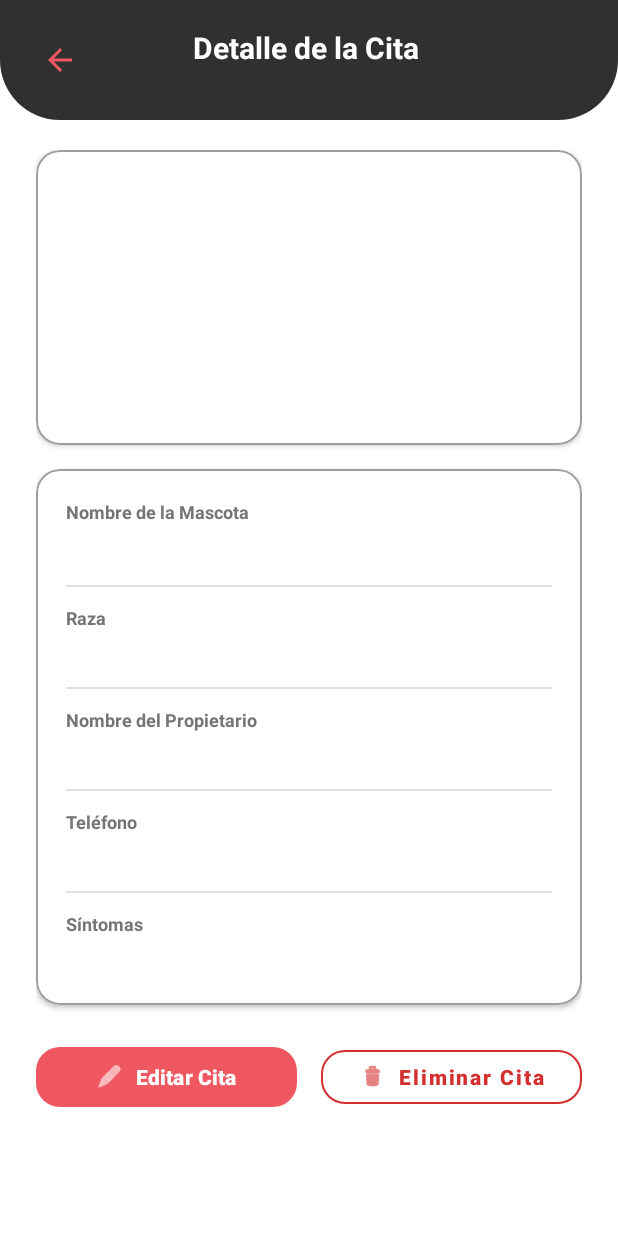
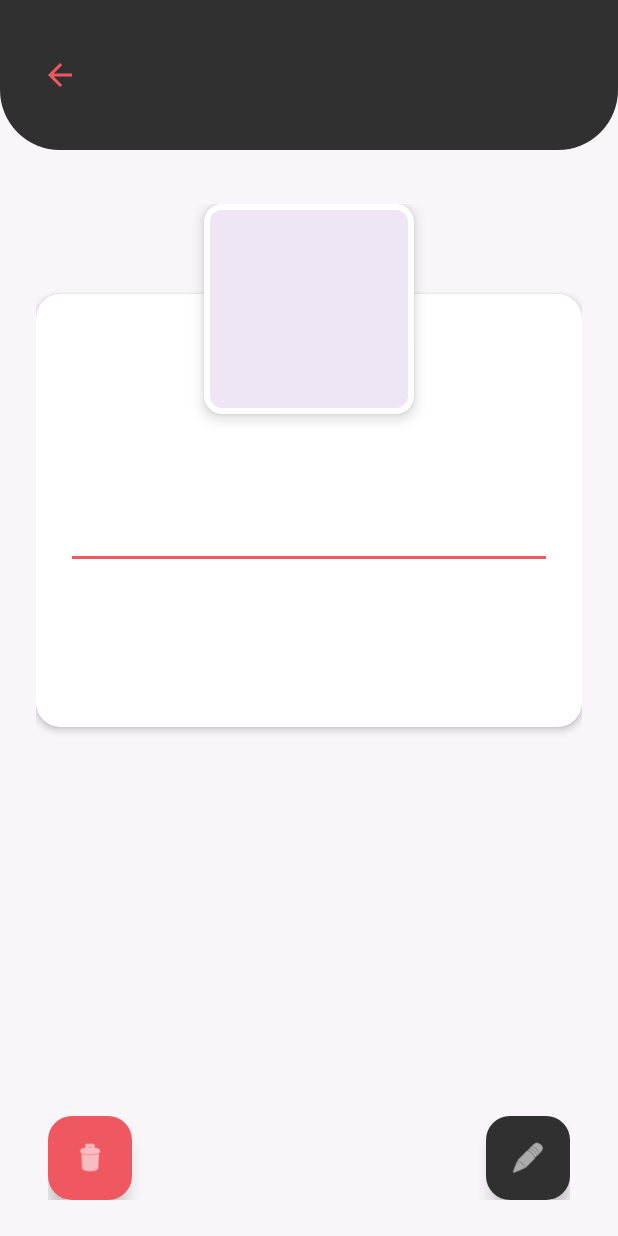
Before and after one commit to Sepul11/DogApp, an Android app: the fragment DetalleFragment placed in its activity, on a phone screen of 412 x 824 dp. Run offline under Robolectric (Android 15) with nearby library versions, the phone set to English and light mode, and no system bars; our stand-ins replace Room's generated code, data binding; pictures from the network do not load.

Commit message:
HU-4 ver detalle de la cita
Cambio vista xml (Relacionado al documento)

```diff
--- a/app/src/main/java/com/example/dogapp/ui/detalle/DetalleFragment.kt
+++ b/app/src/main/java/com/example/dogapp/ui/detalle/DetalleFragment.kt
@@ -112,12 +112,16 @@ class DetalleFragment : Fragment() {
     }
 
     private fun mostrarDetalleCita(cita: Cita) {
-        binding.tvTurnoDetalle.text = getString(R.string.label_turno, cita.id)
-        binding.tvNombreMascotaDetalle.text = cita.nombreMascota
+
+        // Colocar el nombre de la mascota en el Toolbar (ej. "Cory")
+        binding.tvTituloDetalle.text = cita.nombreMascota
+
+        binding.tvTurnoDetalle.text = getString(R.string.label_turno_simple, cita.id)
         binding.tvRazaDetalle.text = cita.raza
-        binding.tvNombrePropietarioDetalle.text = cita.nombrePropietario
-        binding.tvTelefonoDetalle.text = cita.telefono
         binding.tvSintomaDetalle.text = cita.sintoma
+        binding.tvNombrePropietarioDetalle.text = getString(R.string.label_propietario_fmt, cita.nombrePropietario)
+        binding.tvTelefonoDetalle.text = getString(R.string.label_telefono_fmt, cita.telefono)
+
 
         Glide.with(this)
             .load(cita.imagenUrl)
--- a/app/src/main/res/layout/fragment_detalle.xml
+++ b/app/src/main/res/layout/fragment_detalle.xml
@@ -1,22 +1,22 @@
 <?xml version="1.0" encoding="utf-8"?>
-<layout
-    xmlns:android="http://schemas.android.com/apk/res/android"
+<layout xmlns:android="http://schemas.android.com/apk/res/android"
     xmlns:app="http://schemas.android.com/apk/res-auto"
     xmlns:tools="http://schemas.android.com/tools">
 
-    <LinearLayout
+    <androidx.constraintlayout.widget.ConstraintLayout
         android:layout_width="match_parent"
         android:layout_height="match_parent"
-        android:orientation="vertical"
-        android:background="@color/white">
+        android:background="#F9F6FA">
 
-
-        <!-- Toolbar Superior con botón de regreso y título -->
+        <!-- Toolbar Superior con el Nombre de la Mascota -->
         <FrameLayout
             android:id="@+id/toolbarDetalle"
-            android:layout_width="match_parent"
-            android:layout_height="80dp"
-            android:background="@drawable/bg_toolbar_nueva_cita">
+            android:layout_width="0dp"
+            android:layout_height="100dp"
+            android:background="@drawable/bg_toolbar_nueva_cita"
+            app:layout_constraintTop_toTopOf="parent"
+            app:layout_constraintStart_toStartOf="parent"
+            app:layout_constraintEnd_toEndOf="parent">
 
             <ImageButton
                 android:id="@+id/btnVolver"
@@ -32,254 +32,206 @@
 
             <TextView
                 android:id="@+id/tvTituloDetalle"
-                android:layout_width="154dp"
-                android:layout_height="43dp"
+                android:layout_width="wrap_content"
+                android:layout_height="wrap_content"
                 android:layout_gravity="center"
-                android:layout_marginStart="72dp"
-                android:layout_marginEnd="72dp"
-                android:text="@string/titulo_detalle_cita"
                 android:textColor="@color/white"
-                android:textSize="20sp"
-                android:textStyle="bold" />
+                android:textSize="22sp"
+                android:textStyle="bold"
+                tools:text="Cory" />
+
         </FrameLayout>
 
-        <!-- Contenido desplazable -->
+        <!-- Contenido principal -->
         <ScrollView
-            android:layout_width="match_parent"
+            android:layout_width="0dp"
             android:layout_height="0dp"
-            android:layout_weight="1"
-            android:fillViewport="true">
+            android:fillViewport="true"
+            app:layout_constraintTop_toBottomOf="@id/toolbarDetalle"
+            app:layout_constraintBottom_toTopOf="@id/layoutBotones"
+            app:layout_constraintStart_toStartOf="parent"
+            app:layout_constraintEnd_toEndOf="parent">
 
-            <LinearLayout
+            <androidx.constraintlayout.widget.ConstraintLayout
                 android:layout_width="match_parent"
                 android:layout_height="wrap_content"
-                android:orientation="vertical"
                 android:paddingStart="24dp"
                 android:paddingEnd="24dp"
-                android:paddingTop="20dp"
+                android:paddingTop="36dp"
                 android:paddingBottom="24dp">
 
-                <!-- Imagen de la mascota y número de Turno -->
+                <!-- Tarjeta Blanca de Detalles -->
                 <com.google.android.material.card.MaterialCardView
-                    android:layout_width="match_parent"
+                    android:id="@+id/cardInfo"
+                    android:layout_width="0dp"
                     android:layout_height="wrap_content"
+                    android:layout_marginTop="60dp"
                     app:cardCornerRadius="16dp"
-                    app:cardElevation="2dp"
-                    app:strokeWidth="1dp"
-                    app:strokeColor="@color/field_outline_gray"
-                    app:cardBackgroundColor="@color/white">
+                    app:cardElevation="3dp"
+                    app:strokeWidth="0dp"
+                    app:cardBackgroundColor="@color/white"
+                    app:layout_constraintTop_toTopOf="parent"
+                    app:layout_constraintStart_toStartOf="parent"
+                    app:layout_constraintEnd_toEndOf="parent">
 
-                    <LinearLayout
+                    <androidx.constraintlayout.widget.ConstraintLayout
                         android:layout_width="match_parent"
                         android:layout_height="wrap_content"
-                        android:orientation="vertical"
-                        android:gravity="center"
-                        android:padding="20dp">
+                        android:paddingStart="24dp"
+                        android:paddingEnd="24dp"
+                        android:paddingTop="90dp"
+                        android:paddingBottom="32dp">
 
-                        <com.google.android.material.imageview.ShapeableImageView
-                            android:id="@+id/ivDetalleMascota"
-                            android:layout_width="120dp"
-                            android:layout_height="120dp"
-                            android:scaleType="centerCrop"
-                            android:importantForAccessibility="no"
-                            app:shapeAppearanceOverlay="@style/ShapeAppearanceOverlay.DogApp.Circular"
-                            tools:src="@drawable/dog_head" />
+                        <!-- Número de Turno #1 en rojo a la derecha -->
                         <TextView
                             android:id="@+id/tvTurnoDetalle"
                             android:layout_width="wrap_content"
                             android:layout_height="wrap_content"
-                            android:layout_marginTop="12dp"
                             android:textColor="@color/appointment_pink"
-                            android:textSize="18sp"
+                            android:textSize="16sp"
                             android:textStyle="bold"
-                            tools:text="Turno #1" />
-                    </LinearLayout>
-                </com.google.android.material.card.MaterialCardView>
+                            app:layout_constraintTop_toTopOf="parent"
+                            app:layout_constraintEnd_toEndOf="parent"
+                            tools:text="#1" />
 
-                <!-- Tarjeta con la Información detallada de la Cita -->
-                <com.google.android.material.card.MaterialCardView
-                    android:layout_width="match_parent"
-                    android:layout_height="wrap_content"
-                    android:layout_marginTop="16dp"
-                    app:cardCornerRadius="16dp"
-                    app:cardElevation="2dp"
-                    app:strokeWidth="1dp"
-                    app:strokeColor="@color/field_outline_gray"
-                    app:cardBackgroundColor="@color/white">
-
-                    <LinearLayout
-                        android:layout_width="match_parent"
-                        android:layout_height="wrap_content"
-                        android:orientation="vertical"
-                        android:padding="20dp">
-
-                        <!-- Nombre Mascota -->
+                        <!-- Raza en negrita centrada -->
                         <TextView
+                            android:id="@+id/tvRazaDetalle"
                             android:layout_width="wrap_content"
                             android:layout_height="wrap_content"
-                            android:text="@string/label_nombre_mascota"
-                            android:textColor="@color/field_hint_gray"
-                            android:textSize="12sp"
-                            android:textStyle="bold" />
+                            android:layout_marginTop="8dp"
+                            android:textColor="#333333"
+                            android:textSize="22sp"
+                            android:textStyle="bold"
+                            app:layout_constraintTop_toTopOf="parent"
+                            app:layout_constraintStart_toStartOf="parent"
+                            app:layout_constraintEnd_toEndOf="parent"
+                            tools:text="pitbull" />
 
+                        <!-- Síntoma en texto secundario debajo de la raza -->
                         <TextView
-                            android:id="@+id/tvNombreMascotaDetalle"
-                            android:layout_width="match_parent"
-                            android:layout_height="wrap_content"
-                            android:layout_marginTop="4dp"
-                            android:textColor="@color/black"
-                            android:textSize="18sp"
-                            android:textStyle="bold"
-                            tools:text="Firulais" />
-
-                        <View
-                            android:layout_width="match_parent"
-                            android:layout_height="1dp"
-                            android:layout_marginTop="12dp"
-                            android:layout_marginBottom="12dp"
-                            android:background="#E0E0E0" />
-
-                        <!-- Raza -->
-                        <TextView
+                            android:id="@+id/tvSintomaDetalle"
                             android:layout_width="wrap_content"
                             android:layout_height="wrap_content"
-                            android:text="@string/label_raza"
-                            android:textColor="@color/field_hint_gray"
-                            android:textSize="12sp"
-                            android:textStyle="bold" />
+                            android:layout_marginTop="6dp"
+                            android:textColor="#757575"
+                            android:textSize="15sp"
+                            app:layout_constraintTop_toBottomOf="@id/tvRazaDetalle"
+                            app:layout_constraintStart_toStartOf="parent"
+                            app:layout_constraintEnd_toEndOf="parent"
+                            tools:text="Tiene garrapatas" />
 
-                        <TextView
-                            android:id="@+id/tvRazaDetalle"
-                            android:layout_width="match_parent"
-                            android:layout_height="wrap_content"
-                            android:layout_marginTop="4dp"
-                            android:textColor="@color/black"
-                            android:textSize="16sp"
-                            tools:text="Beagle" />
+                        <!-- Línea Divisora Rosada -->
+                        <View
+                            android:id="@+id/divider"
+                            android:layout_width="0dp"
+                            android:layout_height="2dp"
+                            android:layout_marginTop="20dp"
+                            android:background="@color/appointment_pink"
+                            app:layout_constraintTop_toBottomOf="@id/tvSintomaDetalle"
+                            app:layout_constraintStart_toStartOf="parent"
+                            app:layout_constraintEnd_toEndOf="parent" />
 
-                        <View
-                            android:layout_width="match_parent"
-                            android:layout_height="1dp"
-                            android:layout_marginTop="12dp"
-                            android:layout_marginBottom="12dp"
-                            android:background="#E0E0E0" />
-
-                        <!-- Nombre Propietario -->
-                        <TextView
-                            android:layout_width="wrap_content"
-                            android:layout_height="wrap_content"
-                            android:text="@string/label_nombre_propietario"
-                            android:textColor="@color/field_hint_gray"
-                            android:textSize="12sp"
-                            android:textStyle="bold" />
-
+                        <!-- Propietario -->
                         <TextView
                             android:id="@+id/tvNombrePropietarioDetalle"
-                            android:layout_width="match_parent"
+                            android:layout_width="0dp"
                             android:layout_height="wrap_content"
-                            android:layout_marginTop="4dp"
-                            android:textColor="@color/black"
+                            android:layout_marginTop="20dp"
+                            android:textColor="#424242"
                             android:textSize="16sp"
-                            tools:text="Juan Pérez" />
-
-                        <View
-                            android:layout_width="match_parent"
-                            android:layout_height="1dp"
-                            android:layout_marginTop="12dp"
-                            android:layout_marginBottom="12dp"
-                            android:background="#E0E0E0" />
+                            app:layout_constraintTop_toBottomOf="@id/divider"
+                            app:layout_constraintStart_toStartOf="parent"
+                            app:layout_constraintEnd_toEndOf="parent"
+                            tools:text="Propietario: Walter" />
 
                         <!-- Teléfono -->
                         <TextView
-                            android:layout_width="wrap_content"
+                            android:id="@+id/tvTelefonoDetalle"
+                            android:layout_width="0dp"
                             android:layout_height="wrap_content"
-                            android:text="@string/label_telefono"
-                            android:textColor="@color/field_hint_gray"
-                            android:textSize="12sp"
-                            android:textStyle="bold" />
+                            android:layout_marginTop="16dp"
+                            android:textColor="#424242"
+                            android:textSize="16sp"
+                            app:layout_constraintTop_toBottomOf="@id/tvNombrePropietarioDetalle"
+                            app:layout_constraintStart_toStartOf="parent"
+                            app:layout_constraintEnd_toEndOf="parent"
+                            tools:text="Teléfono: 3045675518" />
 
-                        <TextView
-                            android:id="@+id/tvTelefonoDetalle"
-                            android:layout_width="match_parent"
-                            android:layout_height="wrap_content"
-                            android:layout_marginTop="4dp"
-                            android:textColor="@color/black"
-                            android:textSize="16sp"
-                            tools:text="3001234567" />
+                    </androidx.constraintlayout.widget.ConstraintLayout>
 
-                        <View
-                            android:layout_width="match_parent"
-                            android:layout_height="1dp"
-                            android:layout_marginTop="12dp"
-                            android:layout_marginBottom="12dp"
-                            android:background="#E0E0E0" />
-
-                        <!-- Síntoma -->
-                        <TextView
-                            android:layout_width="wrap_content"
-                            android:layout_height="wrap_content"
-                            android:text="@string/label_sintomas"
-                            android:textColor="@color/field_hint_gray"
-                            android:textSize="12sp"
-                            android:textStyle="bold" />
-
-                        <TextView
-                            android:id="@+id/tvSintomaDetalle"
-                            android:layout_width="match_parent"
-                            android:layout_height="wrap_content"
-                            android:layout_marginTop="4dp"
-                            android:textColor="@color/black"
-                            android:textSize="16sp"
-                            tools:text="Fractura extremidad" />
-
-                    </LinearLayout>
                 </com.google.android.material.card.MaterialCardView>
 
-                <!-- Botones de Acción (Editar y Eliminar) -->
-                <LinearLayout
-                    android:layout_width="match_parent"
-                    android:layout_height="wrap_content"
-                    android:orientation="horizontal"
-                    android:gravity="center"
-                    android:layout_marginTop="24dp">
+                <!-- Tarjeta de Imagen que sobresale centrada -->
+                <com.google.android.material.card.MaterialCardView
+                    android:id="@+id/cardImagen"
+                    android:layout_width="140dp"
+                    android:layout_height="140dp"
+                    app:cardCornerRadius="12dp"
+                    app:cardElevation="6dp"
+                    app:strokeWidth="4dp"
+                    app:strokeColor="@color/white"
+                    app:layout_constraintTop_toTopOf="parent"
+                    app:layout_constraintStart_toStartOf="parent"
+                    app:layout_constraintEnd_toEndOf="parent">
 
-                    <com.google.android.material.button.MaterialButton
-                        android:id="@+id/btnEditarCita"
-                        android:layout_width="0dp"
-                        android:layout_height="wrap_content"
-                        android:layout_weight="1"
-                        android:layout_marginEnd="8dp"
-                        android:text="@string/btn_editar_cita"
-                        android:textColor="@color/white"
-                        android:textStyle="bold"
-                        android:textAllCaps="false"
-                        app:backgroundTint="@color/appointment_pink"
-                        app:cornerRadius="16dp"
-                        app:icon="@android:drawable/ic_menu_edit"
-                        app:iconTint="@color/white"
-                        app:iconGravity="textStart"
-                        app:iconPadding="8dp" />
+                    <com.google.android.material.imageview.ShapeableImageView
+                        android:id="@+id/ivDetalleMascota"
+                        android:layout_width="match_parent"
+                        android:layout_height="match_parent"
+                        android:scaleType="centerCrop"
+                        android:importantForAccessibility="no"
+                        tools:src="@drawable/dog_head" />
 
-                    <com.google.android.material.button.MaterialButton
-                        android:id="@+id/btnEliminarCita"
-                        style="@style/Widget.MaterialComponents.Button.OutlinedButton"
-                        android:layout_width="0dp"
-                        android:layout_height="wrap_content"
-                        android:layout_weight="1"
-                        android:layout_marginStart="8dp"
-                        android:text="@string/btn_eliminar_cita"
-                        android:textColor="#D32F2F"
-                        android:textStyle="bold"
-                        android:textAllCaps="false"
-                        app:strokeColor="#D32F2F"
-                        app:strokeWidth="1.5dp"
-                        app:cornerRadius="16dp"
-                        app:icon="@android:drawable/ic_menu_delete"
-                        app:iconTint="#D32F2F"
-                        app:iconGravity="textStart"
-                        app:iconPadding="8dp" />
-                </LinearLayout>
-            </LinearLayout>
+                </com.google.android.material.card.MaterialCardView>
+
+            </androidx.constraintlayout.widget.ConstraintLayout>
+
         </ScrollView>
-    </LinearLayout>
+
+        <!-- Botones Flotantes en la parte inferior (Caneca y Lápiz) -->
+        <androidx.constraintlayout.widget.ConstraintLayout
+            android:id="@+id/layoutBotones"
+            android:layout_width="0dp"
+            android:layout_height="wrap_content"
+            android:paddingStart="32dp"
+            android:paddingEnd="32dp"
+            android:paddingBottom="24dp"
+            android:paddingTop="12dp"
+            app:layout_constraintBottom_toBottomOf="parent"
+            app:layout_constraintStart_toStartOf="parent"
+            app:layout_constraintEnd_toEndOf="parent">
+
+            <!-- Botón Eliminar (Rojo / Caneca) -->
+            <com.google.android.material.floatingactionbutton.FloatingActionButton
+                android:id="@+id/btnEliminarCita"
+                android:layout_width="wrap_content"
+                android:layout_height="wrap_content"
+                android:contentDescription="@string/btn_eliminar_cita"
+                app:srcCompat="@android:drawable/ic_menu_delete"
+                app:tint="@color/white"
+                app:backgroundTint="@color/appointment_pink"
+                app:fabSize="normal"
+                app:layout_constraintStart_toStartOf="parent"
+                app:layout_constraintTop_toTopOf="parent"
+                app:layout_constraintBottom_toBottomOf="parent" />
+
+            <!-- Botón Editar (Oscuro / Lápiz) -->
+            <com.google.android.material.floatingactionbutton.FloatingActionButton
+                android:id="@+id/btnEditarCita"
+                android:layout_width="wrap_content"
+                android:layout_height="wrap_content"
+                android:contentDescription="@string/btn_editar_cita"
+                app:srcCompat="@android:drawable/ic_menu_edit"
+                app:tint="@color/white"
+                app:backgroundTint="@color/login_background"
+                app:fabSize="normal"
+                app:layout_constraintEnd_toEndOf="parent"
+                app:layout_constraintTop_toTopOf="parent"
+                app:layout_constraintBottom_toBottomOf="parent" />
+
+        </androidx.constraintlayout.widget.ConstraintLayout>
+
+    </androidx.constraintlayout.widget.ConstraintLayout>
+
 </layout>
--- a/app/src/main/res/values/strings.xml
+++ b/app/src/main/res/values/strings.xml
@@ -46,13 +46,12 @@
     <string name="error_guardar_cita">No se pudo guardar la cita</string>
 
     <!-- HU 4: Detalle de Cita -->
-    <!-- HU 4: Detalle de Cita -->
     <string name="titulo_detalle_cita">Detalle de la Cita</string>
-    <string name="label_turno">Turno #%1$d</string>
+    <string name="label_turno_simple">#%1$d</string>
+    <string name="label_propietario_fmt">Propietario: %1$s</string>
+    <string name="label_telefono_fmt">Teléfono: %1$s</string>
     <string name="label_nombre_mascota">Nombre de la Mascota</string>
     <string name="label_raza">Raza</string>
-    <string name="label_nombre_propietario">Nombre del Propietario</string>
-    <string name="label_telefono">Teléfono</string>
     <string name="label_sintomas">Síntomas</string>
     <string name="btn_editar_cita">Editar Cita</string>
     <string name="btn_eliminar_cita">Eliminar Cita</string>
```
